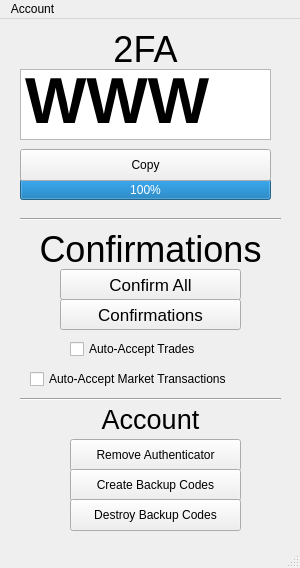
PMArkive/PySteamAuth, file PySteamAuth/UIs/MainWindow.ui: the form before one commit.
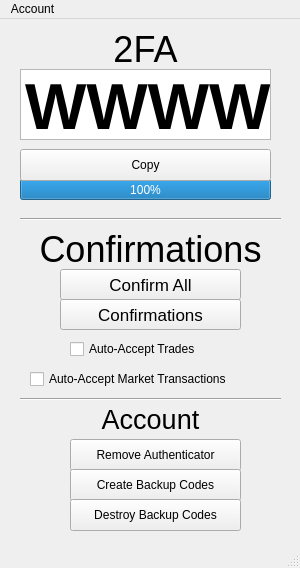
The form after the commit.

Commit message: Wrap confirmation descriptions, reorganize code

Diff of the .ui file:
```diff
--- a/PySteamAuth/UIs/MainWindow.ui
+++ b/PySteamAuth/UIs/MainWindow.ui
@@ -61,6 +61,9 @@
     <property name="undoRedoEnabled">
      <bool>false</bool>
     </property>
+    <property name="lineWrapMode">
+     <enum>QTextEdit::NoWrap</enum>
+    </property>
     <property name="readOnly">
      <bool>true</bool>
     </property>
```
The commit also changes 7 other files.
